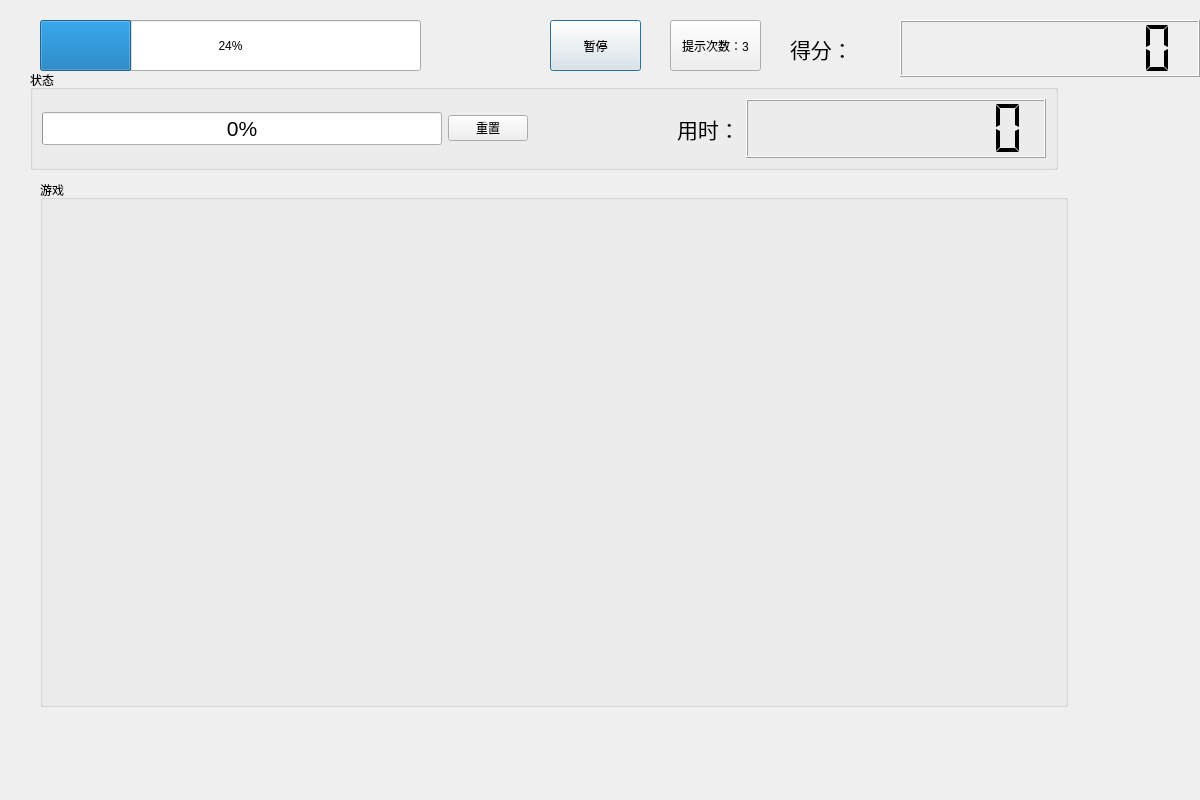
The window that play.ui (YTGhost/LLK) describes before a commit, drawn with Qt 5.
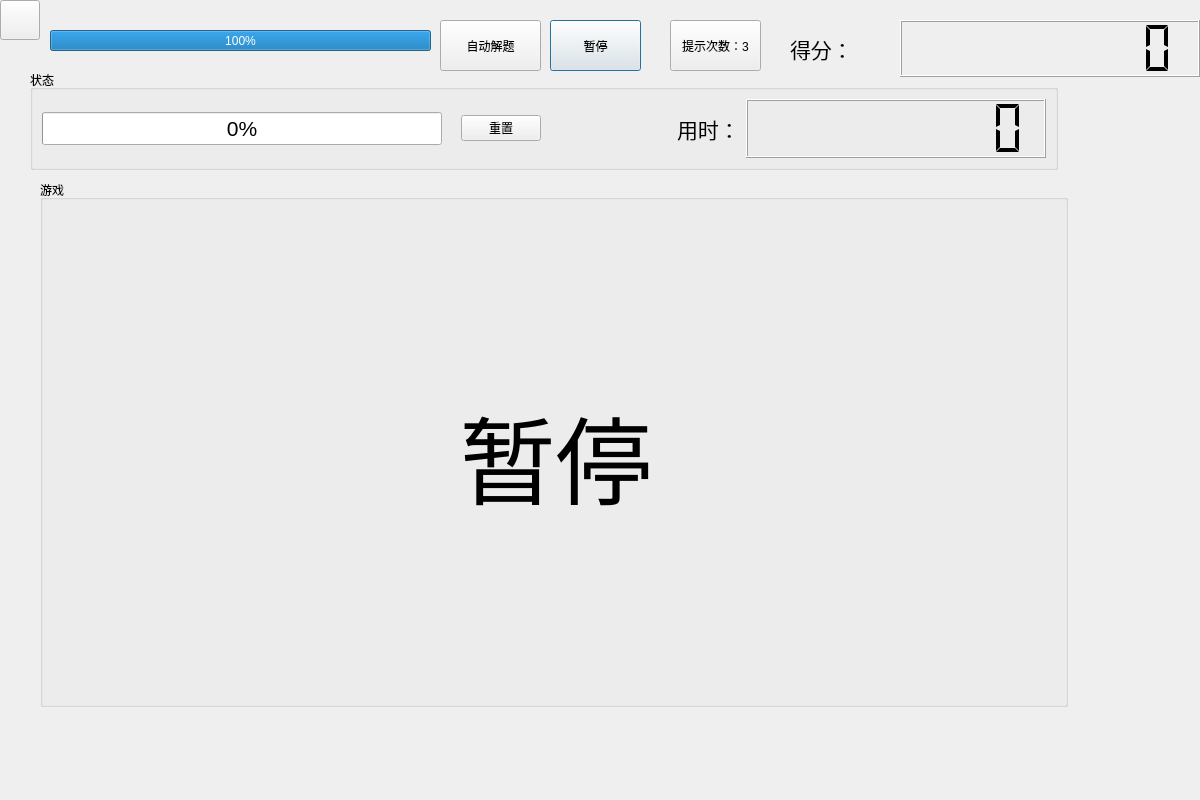
The same window after the commit. Icons and pictures are not drawn.

Commit message: 多彩进度条，暂停，游戏界面回退，自动解题，自动判断僵局，排行榜逻辑重写，结束时逻辑

```diff
--- a/play.ui
+++ b/play.ui
@@ -16,14 +16,14 @@
   <widget class="QProgressBar" name="timeBar">
    <property name="geometry">
     <rect>
-     <x>40</x>
-     <y>20</y>
+     <x>50</x>
+     <y>30</y>
      <width>381</width>
-     <height>51</height>
+     <height>21</height>
     </rect>
    </property>
    <property name="value">
-    <number>24</number>
+    <number>100</number>
    </property>
   </widget>
   <widget class="QPushButton" name="pauseBtn">
@@ -85,7 +85,14 @@
        </widget>
       </item>
       <item>
-       <widget class="QPushButton" name="pushButton">
+       <widget class="QLabel" name="resetHint">
+        <property name="text">
+         <string/>
+        </property>
+       </widget>
+      </item>
+      <item>
+       <widget class="QPushButton" name="resetBtn">
         <property name="text">
          <string>重置</string>
         </property>
@@ -277,6 +284,61 @@
     <enum>QLCDNumber::Flat</enum>
    </property>
   </widget>
+  <widget class="QPushButton" name="solveBtn">
+   <property name="geometry">
+    <rect>
+     <x>440</x>
+     <y>20</y>
+     <width>101</width>
+     <height>51</height>
+    </rect>
+   </property>
+   <property name="text">
+    <string>自动解题</string>
+   </property>
+  </widget>
+  <widget class="QLabel" name="label">
+   <property name="geometry">
+    <rect>
+     <x>40</x>
+     <y>200</y>
+     <width>1031</width>
+     <height>511</height>
+    </rect>
+   </property>
+   <property name="font">
+    <font>
+     <pointsize>72</pointsize>
+    </font>
+   </property>
+   <property name="styleSheet">
+    <string notr="true">background-image: url(:/pic/background/background.jpg);</string>
+   </property>
+   <property name="text">
+    <string>暂停</string>
+   </property>
+   <property name="alignment">
+    <set>Qt::AlignCenter</set>
+   </property>
+  </widget>
+  <widget class="QPushButton" name="backBtn">
+   <property name="geometry">
+    <rect>
+     <x>0</x>
+     <y>0</y>
+     <width>40</width>
+     <height>40</height>
+    </rect>
+   </property>
+   <property name="styleSheet">
+    <string notr="true">QPushButton{border-image:url(:/pic/icon/back-arrow.png);}
+QPushButton:hover{border-image:url(:/pic/icon/back-arrow-focused.png);}
+QPushButton:pressed{border-image:url(:/pic/icon/back-arrow-focused.png);}</string>
+   </property>
+   <property name="text">
+    <string/>
+   </property>
+  </widget>
  </widget>
  <resources/>
  <connections/>
```
The commit also changes 16 other files.
